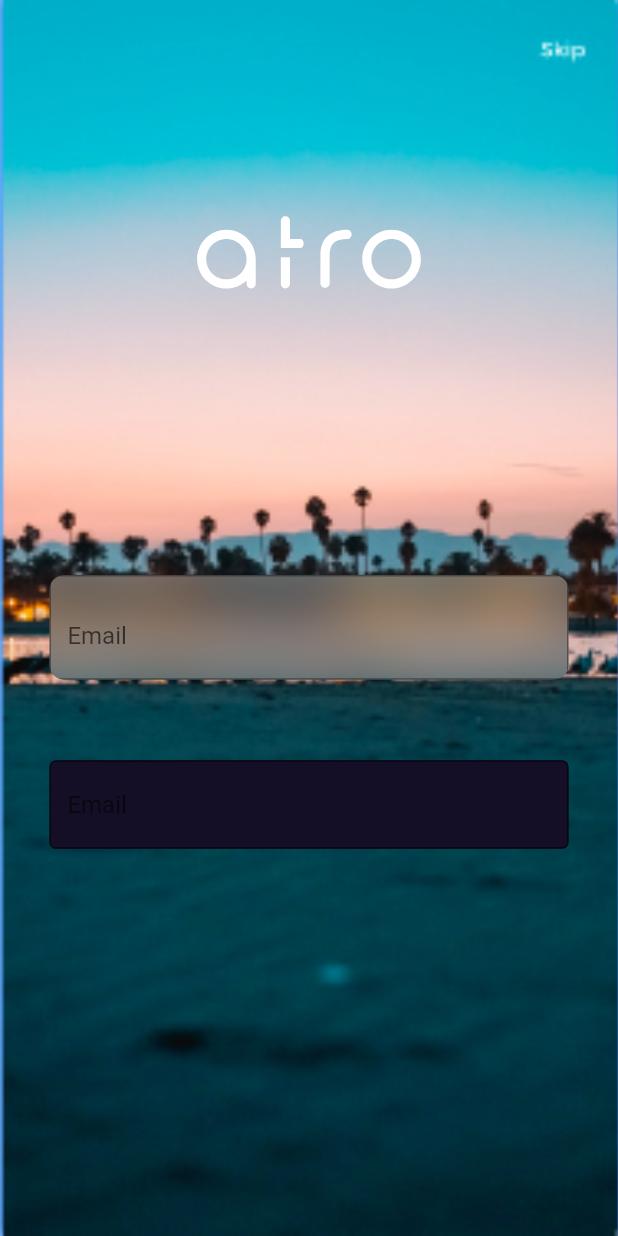
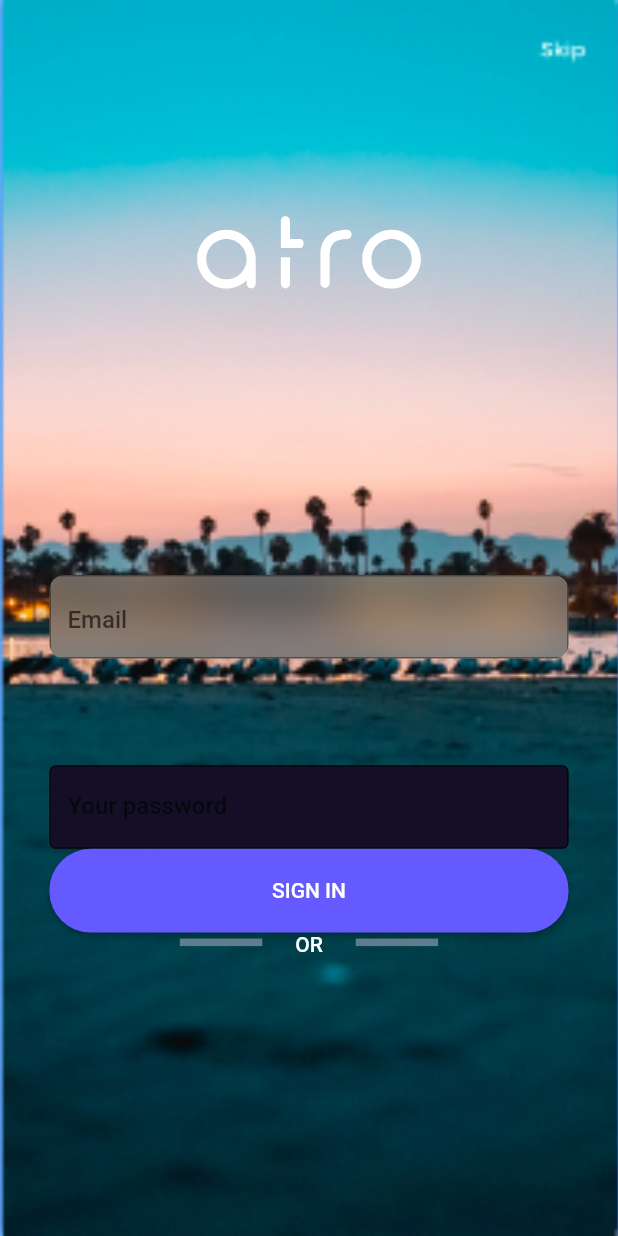
Before and after one commit to KattaDev/Music-player, a Flutter app: the screen it shows after launch, on a phone screen of 412 x 824 dp. Run offline on Flutter 3.47's test engine with Material 2 defaults, Android fonts, the phone set to English and light mode, and no system bars; drawn by our look-alikes of glassmorphism_ui; our stand-ins replace flutter_svg.

Commit message:
login page

```diff
--- a/lib/core/constants/colors.dart
+++ b/lib/core/constants/colors.dart
@@ -2,3 +2,5 @@ import 'package:flutter/rendering.dart';
 
 Color whitecolor = Color(0xffFFFFFF);
 Color inputcolor = Color(0xff140F26);
+Color inputbutton = Color(0xff50A1FF);
+  Color buttoncolor = Color(0xff645AFF);
--- a/lib/pages/loginpage/login_page.dart
+++ b/lib/pages/loginpage/login_page.dart
@@ -6,6 +6,8 @@ import 'package:musicplayer/core/constants/size_config.dart';
 
 class LoginPage extends StatelessWidget {
   var _emailcontroller = TextEditingController();
+
+  var _passwordcontroller = TextEditingController();
 
   @override
   Widget build(BuildContext context) {
@@ -49,8 +51,11 @@ class LoginPage extends StatelessWidget {
                         //--code to remove border
                         border: Border.fromBorderSide(BorderSide.none),
                         borderRadius: BorderRadius.circular(10),
-                        child: Center(
+                        child: SizedBox(
+                          height: getH(110),
                           child: TextFormField(
+                            style: TextStyle(
+                                color: whitecolor, fontWeight: FontWeight.w500),
                             controller: _emailcontroller,
                             decoration: InputDecoration(
                               suffix: Container(
@@ -64,7 +69,10 @@ class LoginPage extends StatelessWidget {
                                 ),
                                 height: getW(50),
                                 width: getW(50),
-                                child: Icon(Icons.check,color: Colors.white,),
+                                child: Icon(
+                                  Icons.check,
+                                  color: Colors.white,
+                                ),
                               ),
                               focusedBorder: OutlineInputBorder(
                                   borderSide:
@@ -81,9 +89,24 @@ class LoginPage extends StatelessWidget {
                           ),
                         ),
                       ),
-                      TextFormField(
-                        controller: _emailcontroller,
+                      SizedBox(
+                        height: getH(110),
+                        child: TextFormField(
+                          style: TextStyle(
+                              color: whitecolor, fontWeight: FontWeight.w500),
+                          controller: _passwordcontroller,
                           decoration: InputDecoration(
+                              suffix: TextButton(
+                                child: Text(
+                                  "SHOW",
+                                  style: TextStyle(color: whitecolor),
+                                ),
+                                onPressed: () {},
+                                style: TextButton.styleFrom(
+                                    backgroundColor: Colors.blueGrey,
+                                    maximumSize: Size(getW(160), getH(80)),
+                                    fixedSize: Size(getW(160), getH(60))),
+                              ),
                               focusedBorder: OutlineInputBorder(
                                   borderSide: BorderSide(width: 0)),
                               border: OutlineInputBorder(
@@ -93,13 +116,50 @@ class LoginPage extends StatelessWidget {
                                   ),
                                 ),
                               ),
-                            hintText: "Email",
+                              hintText: "Your password",
                               filled: true,
                               fillColor: inputcolor),
+                        ),
                       ),
                     ],
                   ),
                 ),
+              ),
+              ElevatedButton(
+                onPressed: () {},
+                child: Text("SIGN IN"),
+                style: ElevatedButton.styleFrom(
+                  primary: buttoncolor,
+                  fixedSize: Size(getW(630), getH(110)),
+                  shape: RoundedRectangleBorder(
+                      borderRadius:
+                          BorderRadius.all(Radius.circular(getW(50)))),
+                ),
+              ),
+              Row(
+                mainAxisAlignment: MainAxisAlignment.center,
+                children: [
+                  SizedBox(
+                    width: getW(100),
+                    child: Divider(
+                      height: 2,
+                      thickness: 5,
+                      color: Colors.blueGrey
+                    ),
+                  ),
+                  Padding(
+                    padding:  EdgeInsets.symmetric(horizontal: getW(40)),
+                    child: Text("OR",style: TextStyle(color: whitecolor,fontWeight: FontWeight.w500),),
+                  ),
+                 SizedBox(
+                    width: getW(100),
+                    child: Divider(
+                      height: 2,
+                      thickness: 5,
+                      color: Colors.blueGrey
+                    ),
+                  ),
+                ],
               ),
             ],
           ),
```
Lines whose indentation alone changed are shown as unchanged.
